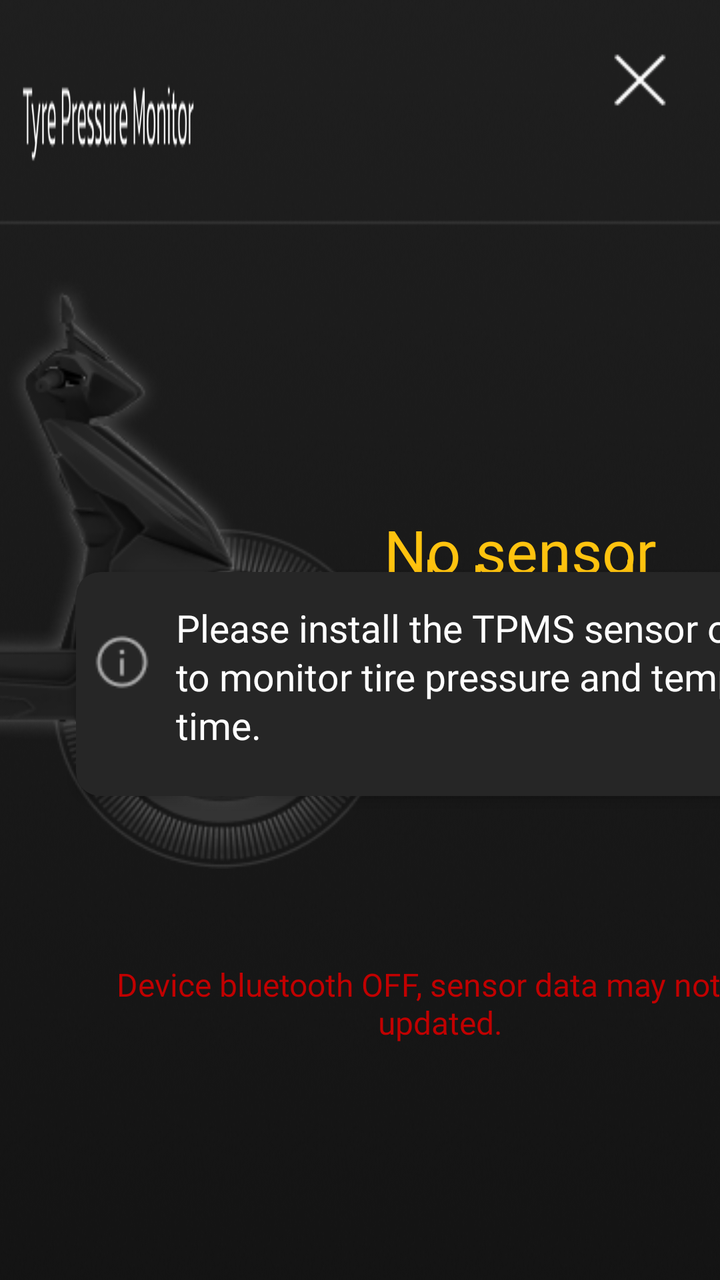
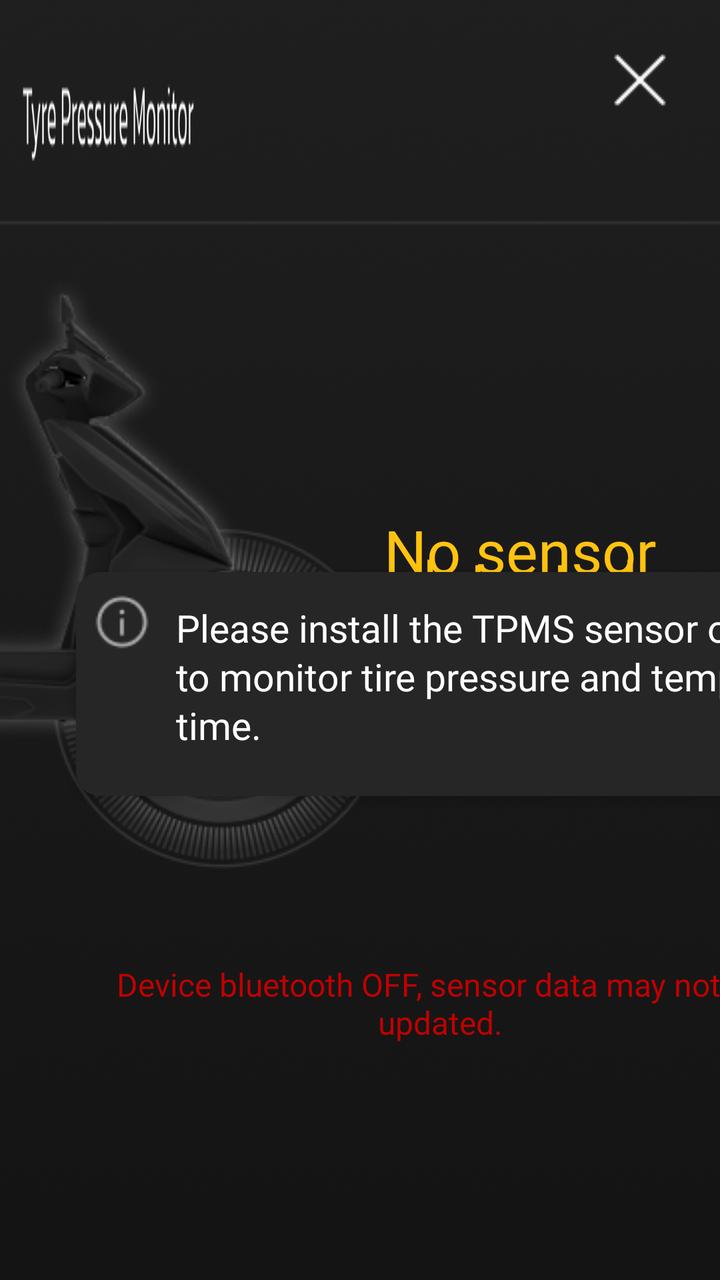

Before-and-after screenshots of an Android layout around one commit, followed by the original layout XML and the change that was made.
<!-- AndroidManifest.xml: application theme Theme.rideOS -->
<!-- res/layout/activity_tpms.xml -->
<?xml version="1.0" encoding="utf-8"?>
<androidx.constraintlayout.widget.ConstraintLayout xmlns:android="http://schemas.android.com/apk/res/android"
    xmlns:app="http://schemas.android.com/apk/res-auto"
    xmlns:tools="http://schemas.android.com/tools"
    android:id="@+id/main"
    android:layout_width="1280dp"
    android:layout_height="480dp"
    android:background="@drawable/tpmsbg"
    tools:context=".TPMS_activity">

    <ImageButton
        android:id="@+id/backbtntpms"
        android:layout_width="70dp"
        android:layout_height="70dp"
        android:layout_marginTop="5dp"
        android:layout_marginEnd="5dp"
        android:background="@android:color/transparent"
        android:scaleType="fitCenter"
        android:src="@drawable/rreturn"
        app:layout_constraintEnd_toEndOf="parent"
        app:layout_constraintTop_toTopOf="parent" />

    <androidx.cardview.widget.CardView
        android:id="@+id/tpmsStatusCard"
        android:layout_width="462dp"
        android:layout_height="112dp"
        android:layout_marginStart="38dp"
        android:layout_marginBottom="242dp"
        android:backgroundTint="#262626"
        android:padding="16dp"
        app:cardCornerRadius="12dp"
        app:cardElevation="4dp"
        app:layout_constraintBottom_toBottomOf="parent"
        app:layout_constraintStart_toStartOf="parent">

        <TextView
            android:id="@+id/tpmsStatusText"
            android:layout_width="wrap_content"
            android:layout_height="wrap_content"
            android:layout_marginStart="50dp"
            android:layout_marginTop="15dp"
            android:fontFamily="@font/kanit"
            android:lineSpacingExtra="2dp"
            android:text="Please install the TPMS sensor on your nx100 to monitor tire pressure and temperature in real time."
            android:textColor="@color/white"
            android:textSize="19dp" />

        <ImageView
            android:layout_width="30dp"
            android:layout_height="30dp"
            android:layout_marginStart="8dp"
            android:layout_marginTop="30dp"
            android:src="@drawable/iicon" />
    </androidx.cardview.widget.CardView>














    <TextView
        android:id="@+id/tpmsbluetoothstatus"
        android:layout_width="wrap_content"
        android:layout_height="wrap_content"
        android:layout_marginStart="40dp"
        android:layout_marginBottom="118dp"
        android:fontFamily="@font/kanit"
        android:gravity="center"
        android:text="Device bluetooth OFF, sensor data may not be updated."
        android:textColor="#C10000"
        android:textSize="16sp"
        app:layout_constraintBottom_toBottomOf="parent"
        app:layout_constraintStart_toStartOf="parent" />

    <androidx.cardview.widget.CardView
        android:layout_width="107dp"
        android:layout_height="86dp"
        android:layout_marginStart="548dp"
        android:layout_marginTop="320dp"
        app:cardBackgroundColor="#262626"
        app:cardCornerRadius="12dp"
        app:layout_constraintStart_toStartOf="parent"
        app:layout_constraintTop_toTopOf="parent">

        



        <TextView
            android:id="@+id/rearpressurevalue"
            android:layout_width="100dp"
            android:layout_height="30dp"
            android:layout_marginTop="15dp"
            android:layout_marginStart="10dp"
            android:fontFamily="@font/kanit"
            android:text="- psi"
            android:textColor="@android:color/white"
            android:textSize="22dp" />

        <TextView
            android:id="@+id/reartempvalue"
            android:layout_width="100dp"
            android:layout_height="30dp"
            android:layout_marginStart="10dp"
            android:layout_marginTop="45dp"
            android:layout_marginEnd="10dp"
            android:fontFamily="@font/kanit"
            android:text="- °C"
            android:textColor="@android:color/white"
            android:textSize="22dp" />


    </androidx.cardview.widget.CardView>

    <androidx.cardview.widget.CardView
        android:layout_width="107dp"
        android:layout_height="86dp"
        android:layout_marginStart="1132dp"
        android:layout_marginTop="320dp"
        app:cardBackgroundColor="#262626"
        app:cardCornerRadius="12dp"
        app:layout_constraintStart_toStartOf="parent"
        app:layout_constraintTop_toTopOf="parent">

        



        <TextView
            android:id="@+id/frontpressurevalue"
            android:layout_width="100dp"
            android:layout_height="30dp"
            android:layout_marginTop="15dp"
            android:layout_marginStart="10dp"
            android:fontFamily="@font/kanit"
            android:text="- psi"
            android:textColor="@android:color/white"
            android:textSize="22dp" />

        <TextView
            android:id="@+id/fronttempvalue"
            android:layout_width="100dp"
            android:layout_height="30dp"
            android:layout_marginStart="10dp"
            android:layout_marginTop="45dp"
            android:layout_marginEnd="10dp"
            android:fontFamily="@font/kanit"
            android:text="- °C"
            android:textColor="@android:color/white"
            android:textSize="22dp" />


    </androidx.cardview.widget.CardView>

    <TextView
        android:id="@+id/reartpmsIdealStatus"
        android:layout_width="180dp"
        android:layout_height="70dp"
        android:layout_marginTop="255dp"
        android:layout_marginEnd="590dp"
        android:fontFamily="@font/kanit"
        android:lineSpacingExtra="-20dp"
        android:text="No sensor detected"
        android:textAlignment="center"
        android:textColor="#3BFF21"
        android:textSize="30dp"
        app:layout_constraintEnd_toEndOf="parent"
        app:layout_constraintTop_toTopOf="parent" />

    <TextView
        android:id="@+id/fronttpmsIdealStatus"
        android:layout_width="180dp"
        android:layout_height="70dp"
        android:layout_marginTop="255dp"
        android:layout_marginEnd="10dp"
        android:fontFamily="@font/kanit"
        android:lineSpacingExtra="-20dp"
        android:text="No sensor detected"
        android:textAlignment="center"
        android:textColor="#FFC30F"
        android:textSize="30dp"
        app:layout_constraintEnd_toEndOf="parent"
        app:layout_constraintTop_toTopOf="parent" />



    <ImageView
        android:id="@+id/tpmsbikeIMG"
        android:layout_width="486dp"
        android:layout_height="332dp"
        android:layout_marginTop="116dp"
        android:layout_marginEnd="152dp"
        app:layout_constraintEnd_toEndOf="parent"
        app:layout_constraintTop_toTopOf="parent"
        app:srcCompat="@drawable/tpmsgg" />


</androidx.constraintlayout.widget.ConstraintLayout>
<!-- resources referenced by this layout -->
<resources>
  <color name="white">#FFFFFFFF</color>
  <!-- drawable iicon: png bitmap (drawable, 630 bytes) -->
  <!-- drawable rreturn: png bitmap (drawable, 365 bytes) -->
  <!-- drawable tpmsbg: png bitmap (drawable, 95799 bytes) -->
  <!-- drawable tpmsgg: png bitmap (drawable, 97380 bytes) -->
  <style name="Theme.rideOS" parent="Base.Theme.rideOS" />
  <style name="Base.Theme.rideOS" parent="Theme.Material3.DayNight.NoActionBar">
          
          
      </style>
</resources>

<!-- the commit's change to res/layout/activity_tpms.xml (unified diff, before → after) -->
@@ -49,7 +49,7 @@
             android:layout_width="30dp"
             android:layout_height="30dp"
             android:layout_marginStart="8dp"
-            android:layout_marginTop="30dp"
+            android:layout_marginTop="10dp"
             android:src="@drawable/iicon" />
     </androidx.cardview.widget.CardView>
 
